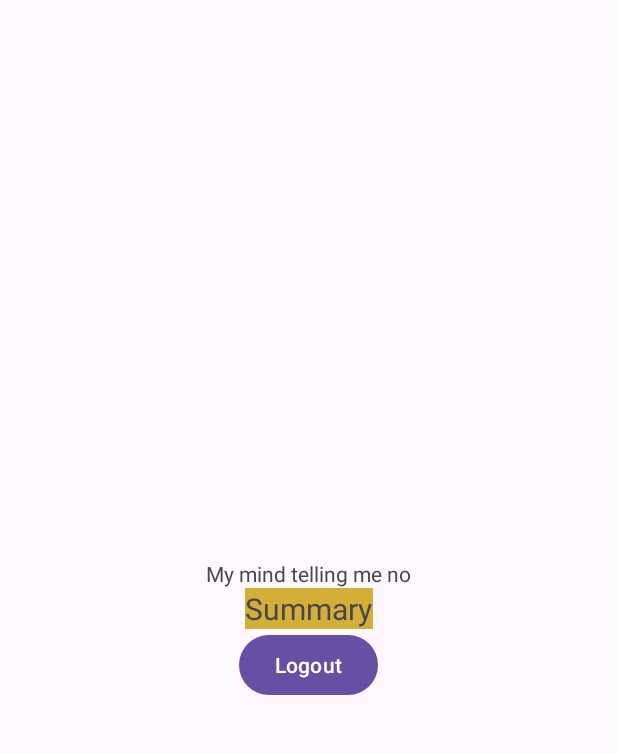
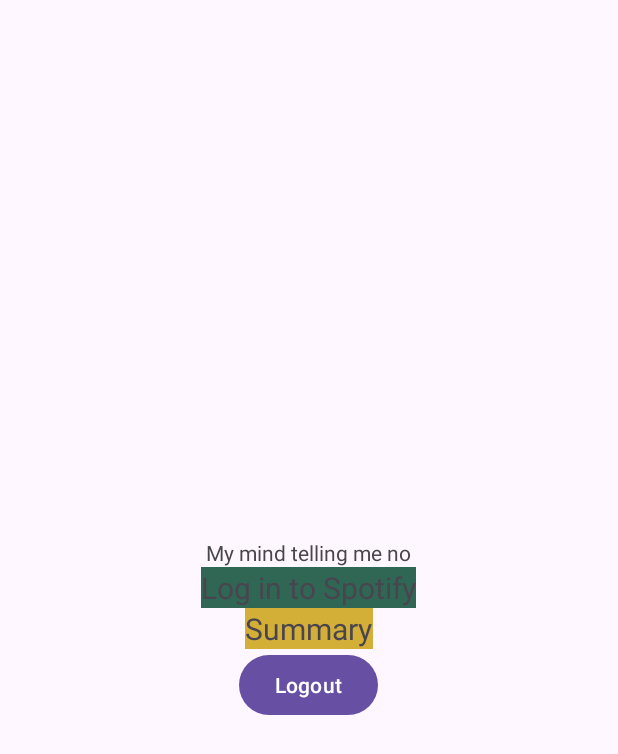
Before and after one commit to mnguyen402/SpotifyWrapper-sdk, an Android app: the MainActivity screen opened directly, with no data from a screen before it, on a phone screen of 412 x 824 dp. Shown: the top 754 px of the screen. Run offline under Robolectric (Android 15) with nearby library versions, the phone set to English and light mode, and no system bars; our stand-ins replace Firebase (no records; nobody signed in at launch, a user with empty details on screens opened directly).

```diff
--- a/app/src/main/AndroidManifest.xml
+++ b/app/src/main/AndroidManifest.xml
@@ -59,6 +59,11 @@
                 android:name="android.app.lib_name"
                 android:value="" />
         </activity>
+
+        <activity
+            android:name=".ApiActivity"
+            android:exported="true">
+        </activity>
     </application>
 
 </manifest>
--- a/app/src/main/java/com/example/spotify_sdk/MainActivity.java
+++ b/app/src/main/java/com/example/spotify_sdk/MainActivity.java
@@ -16,7 +16,7 @@ public class MainActivity extends AppCompatActivity {
 
     FirebaseAuth auth;
     Button button;
-    TextView textView, summaryButton;
+    TextView textView, summaryButton, spotifyLoginButton;
     FirebaseUser user;
     FirebaseFirestore db;
 
@@ -31,6 +31,7 @@ public class MainActivity extends AppCompatActivity {
         user = auth.getCurrentUser();
         db = FirebaseFirestore.getInstance();
         summaryButton = findViewById(R.id.SummaryButton);
+        spotifyLoginButton = findViewById(R.id.SpotifyLogin);
         if (user == null) {
             Intent intent = new Intent(getApplicationContext(), Login.class);
             startActivity(intent);
@@ -56,6 +57,14 @@ public class MainActivity extends AppCompatActivity {
                 finish();
             }
         });
+        spotifyLoginButton.setOnClickListener(new View.OnClickListener() {
+            @Override
+            public void onClick(View v) {
+                Intent intent = new Intent(getApplicationContext(), ApiActivity.class);
+                startActivity(intent);
+                finish();
+            }
+        });
 
     }
 }
--- a/app/src/main/res/layout/activity_main.xml
+++ b/app/src/main/res/layout/activity_main.xml
@@ -13,6 +13,14 @@
         android:layout_width="wrap_content"
         android:layout_height="wrap_content"
         android:text="Hello World!" />
+
+    <TextView
+        android:id="@+id/SpotifyLogin"
+        android:layout_width="wrap_content"
+        android:layout_height="wrap_content"
+        android:background="@color/sea_green"
+        android:text="Log in to Spotify"
+        android:textSize="20sp" />
 
     <TextView
         android:id="@+id/SummaryButton"
--- a/app/src/main/res/values/strings.xml
+++ b/app/src/main/res/values/strings.xml
@@ -13,4 +13,7 @@
     <string name="click_to_login">Click to login</string>
     <string name="click_to_register">Click to Register</string>
     <string name="logout">Logout</string>
+    <string name="get_user_profile">Get User Profile</string>
+    <string name="request_code">Request Code</string>
+    <string name="request_token">Request Token</string>
 </resources>
--- a/build.gradle
+++ b/build.gradle
@@ -4,6 +4,6 @@ buildscript {
     }
 }// Top-level build file where you can add configuration options common to all sub-projects/modules.
 plugins {
-    id 'com.android.application' version '8.2.1' apply false
+    id 'com.android.application' version '8.2.2' apply false
     id 'com.google.gms.google-services' version '4.4.1' apply false
 }
```
